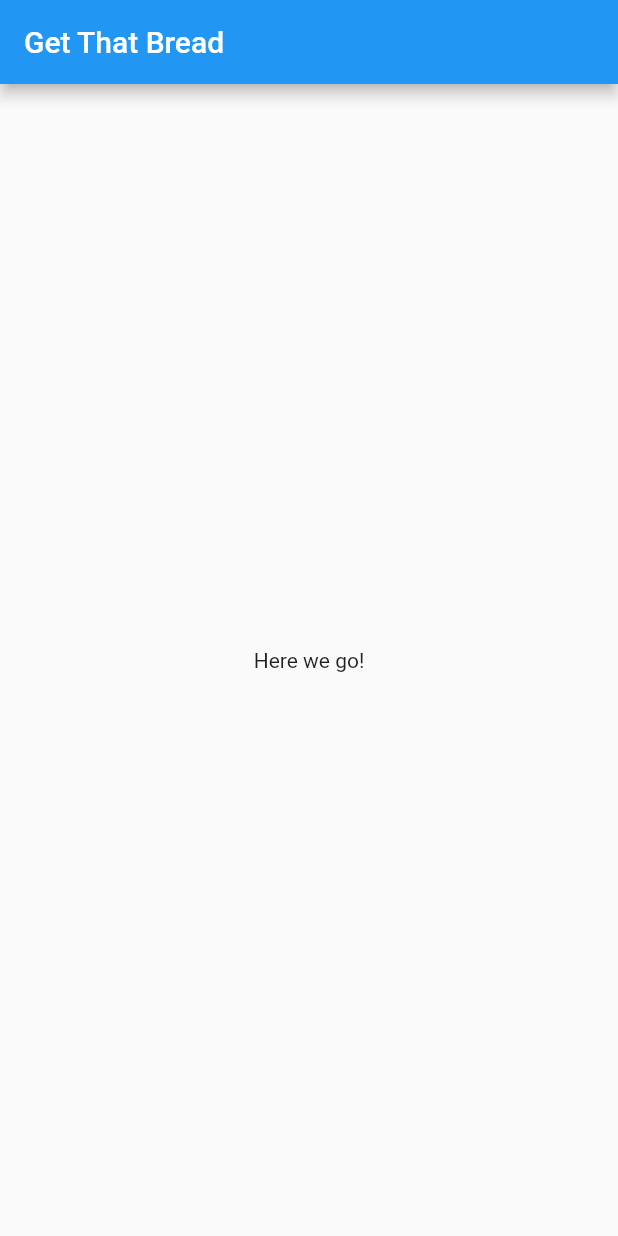
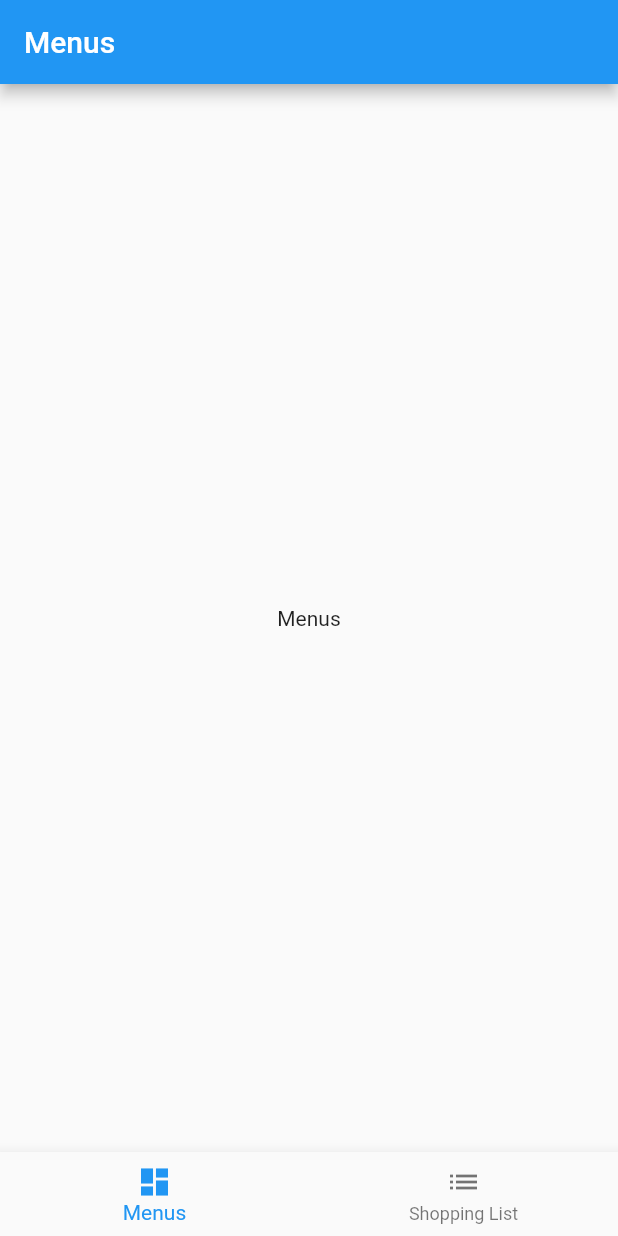
Before and after one commit to big-wisdom/get_that_bread, a Flutter app: the screen it shows after launch, on a phone screen of 412 x 824 dp. Run offline on Flutter 3.47's test engine with Material 2 defaults, Android fonts, the phone set to English and light mode, and no system bars.

Commit message:
Added bottom nav, shopping list page, menu page, and counter widget

```diff
--- a/lib/main.dart
+++ b/lib/main.dart
@@ -1,4 +1,5 @@
 import 'package:flutter/material.dart';
+import 'package:get_that_bread/routes/home.dart';
 
 void main() {
   runApp(GetThatBread());
@@ -17,15 +18,3 @@ class GetThatBread extends StatelessWidget {
     );
   }
 }
-
-class Home extends StatelessWidget {
-  @override
-  Widget build(BuildContext context) {
-    return Scaffold(
-      appBar: AppBar(
-        title: Text("Get That Bread"),
-      ),
-      body: Center(child: Text("Here we go!")),
-    );
-  }
-}
--- /dev/null
+++ b/lib/routes/home.dart
@@ -0,0 +1,46 @@
+import 'package:flutter/material.dart';
+import 'package:get_that_bread/routes/menus/menus.dart';
+import 'package:get_that_bread/routes/shoppingList/shoppingList.dart';
+
+class Home extends StatefulWidget {
+  @override
+  _HomeState createState() => _HomeState();
+}
+
+class _HomeState extends State<Home> {
+  int _selectedIndex = 0;
+
+  static List<Widget> _widgetOptions = <Widget>[
+    Menus(),
+    ShoppingList()
+  ];
+
+  void _onItemTapped(int index) {
+    setState(() {
+      _selectedIndex = index;
+    });
+  }
+
+  @override
+  Widget build(BuildContext context) {
+    return Scaffold(
+      body: Center(
+        child: _widgetOptions.elementAt(_selectedIndex),
+      ),
+      bottomNavigationBar: BottomNavigationBar(
+        items: const <BottomNavigationBarItem>[
+          BottomNavigationBarItem(
+            icon: Icon(Icons.dashboard),
+            title: Text("Menus"),
+          ),
+          BottomNavigationBarItem(
+              icon: Icon(Icons.list),
+              title: Text("Shopping List")
+          )
+        ],
+        currentIndex: _selectedIndex,
+        onTap: _onItemTapped,
+      ),
+    );
+  }
+}
--- /dev/null
+++ b/lib/routes/menus/menus.dart
@@ -0,0 +1,12 @@
+import 'package:flutter/material.dart';
+
+class Menus extends StatelessWidget {
+  @override
+  Widget build(BuildContext context) {
+    return Scaffold(
+        appBar: AppBar(title: Text("Menus")),
+        body: Center(
+          child: Text("Menus"),
+        ));
+  }
+}
```
Also changed, not shown: lib/routes/shoppingList/shoppingList.dart (added, +23 -0 lines), lib/routes/shoppingList/widgets/counter.dart (added, +33 -0 lines), 2 other files.
